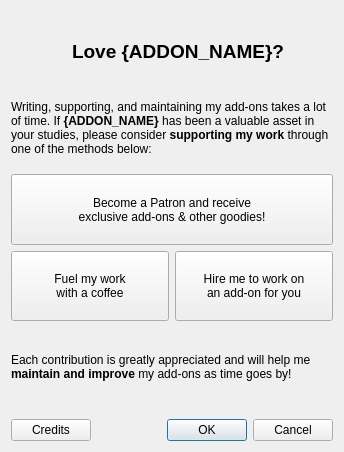
First picture: the form in designer/contrib.ui, repository glutanimate/review-heatmap, before the edit.
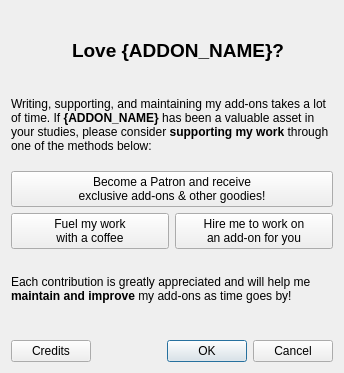
Second picture: the form after the edit. Icons and pictures are not drawn.

Commit message:
Tweak contrib dialog layout and sizing
It's surprisingly difficult to find a layout that works well across all
platforms...

```diff
--- a/designer/contrib.ui
+++ b/designer/contrib.ui
@@ -7,11 +7,11 @@
     <x>0</x>
     <y>0</y>
     <width>344</width>
-    <height>452</height>
+    <height>373</height>
    </rect>
   </property>
   <property name="sizePolicy">
-   <sizepolicy hsizetype="Preferred" vsizetype="Preferred">
+   <sizepolicy hsizetype="Minimum" vsizetype="Minimum">
     <horstretch>0</horstretch>
     <verstretch>0</verstretch>
    </sizepolicy>
@@ -19,7 +19,7 @@
   <property name="windowTitle">
    <string>Please support my work</string>
   </property>
-  <layout class="QVBoxLayout" name="verticalLayout" stretch="10,0">
+  <layout class="QVBoxLayout" name="verticalLayout" stretch="0,0">
    <item>
     <layout class="QVBoxLayout" name="contribLayout">
      <property name="topMargin">
@@ -121,35 +121,8 @@
       </spacer>
      </item>
      <item>
-      <widget class="QPushButton" name="btnPatreon">
-       <property name="sizePolicy">
-        <sizepolicy hsizetype="Expanding" vsizetype="Minimum">
-         <horstretch>0</horstretch>
-         <verstretch>0</verstretch>
-        </sizepolicy>
-       </property>
-       <property name="toolTip">
-        <string>Perks include access to Patron-only add-ons, &lt;br&gt;exclusive blog posts, mentions in the credits, and more!</string>
-       </property>
-       <property name="text">
-        <string>Become a Patron and receive 
-exclusive add-ons &amp;&amp; other goodies!</string>
-       </property>
-       <property name="icon">
-        <iconset resource="../resources/icons.qrc">
-         <normaloff>:/review_heatmap/icons/patreon.svg</normaloff>:/review_heatmap/icons/patreon.svg</iconset>
-       </property>
-       <property name="iconSize">
-        <size>
-         <width>42</width>
-         <height>42</height>
-        </size>
-       </property>
-      </widget>
-     </item>
-     <item>
-      <layout class="QHBoxLayout" name="horizontalLayout">
-       <item>
+      <layout class="QGridLayout" name="gridLayout">
+       <item row="2" column="0">
         <widget class="QPushButton" name="btnCoffee">
          <property name="sizePolicy">
           <sizepolicy hsizetype="Expanding" vsizetype="Minimum">
@@ -176,7 +149,7 @@
          </property>
         </widget>
        </item>
-       <item>
+       <item row="2" column="1">
         <widget class="QPushButton" name="btnMail">
          <property name="sizePolicy">
           <sizepolicy hsizetype="Expanding" vsizetype="Minimum">
@@ -203,24 +176,35 @@
          </property>
         </widget>
        </item>
+       <item row="1" column="0" colspan="2">
+        <widget class="QPushButton" name="btnPatreon">
+         <property name="sizePolicy">
+          <sizepolicy hsizetype="Expanding" vsizetype="Minimum">
+           <horstretch>0</horstretch>
+           <verstretch>0</verstretch>
+          </sizepolicy>
+         </property>
+         <property name="toolTip">
+          <string>Perks include access to Patron-only add-ons, &lt;br&gt;exclusive blog posts, mentions in the credits, and more!</string>
+         </property>
+         <property name="text">
+          <string>Become a Patron and receive 
+exclusive add-ons &amp;&amp; other goodies!</string>
+         </property>
+         <property name="icon">
+          <iconset resource="../resources/icons.qrc">
+           <normaloff>:/review_heatmap/icons/patreon.svg</normaloff>:/review_heatmap/icons/patreon.svg</iconset>
+         </property>
+         <property name="iconSize">
+          <size>
+           <width>42</width>
+           <height>42</height>
+          </size>
+         </property>
+        </widget>
+       </item>
       </layout>
      </item>
-     <item>
-      <spacer name="verticalSpacer_2">
-       <property name="orientation">
-        <enum>Qt::Vertical</enum>
-       </property>
-       <property name="sizeType">
-        <enum>QSizePolicy::Fixed</enum>
-       </property>
-       <property name="sizeHint" stdset="0">
-        <size>
-         <width>20</width>
-         <height>5</height>
-        </size>
-       </property>
-      </spacer>
-     </item>
      <item>
       <widget class="QLabel" name="labFooter">
        <property name="sizePolicy">
```
Left out of the diff: 11 changed lines with no effect on the pictures. The commit also changes 1 other file.
